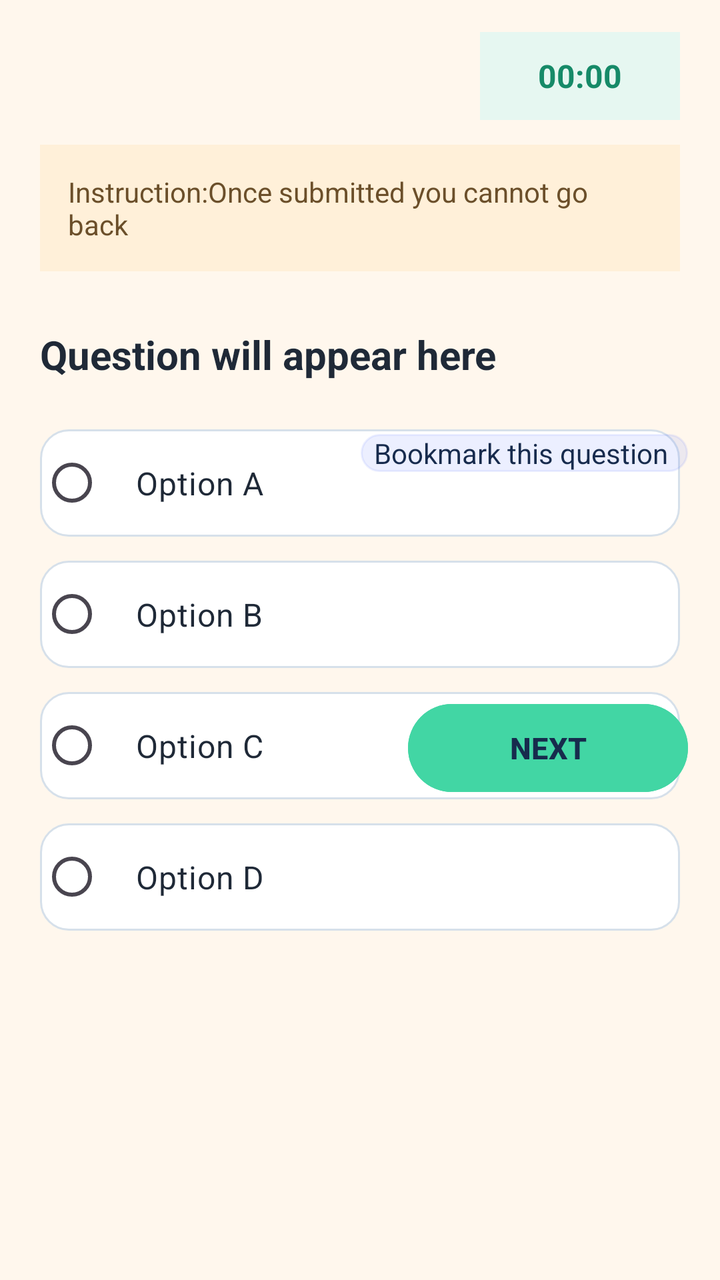
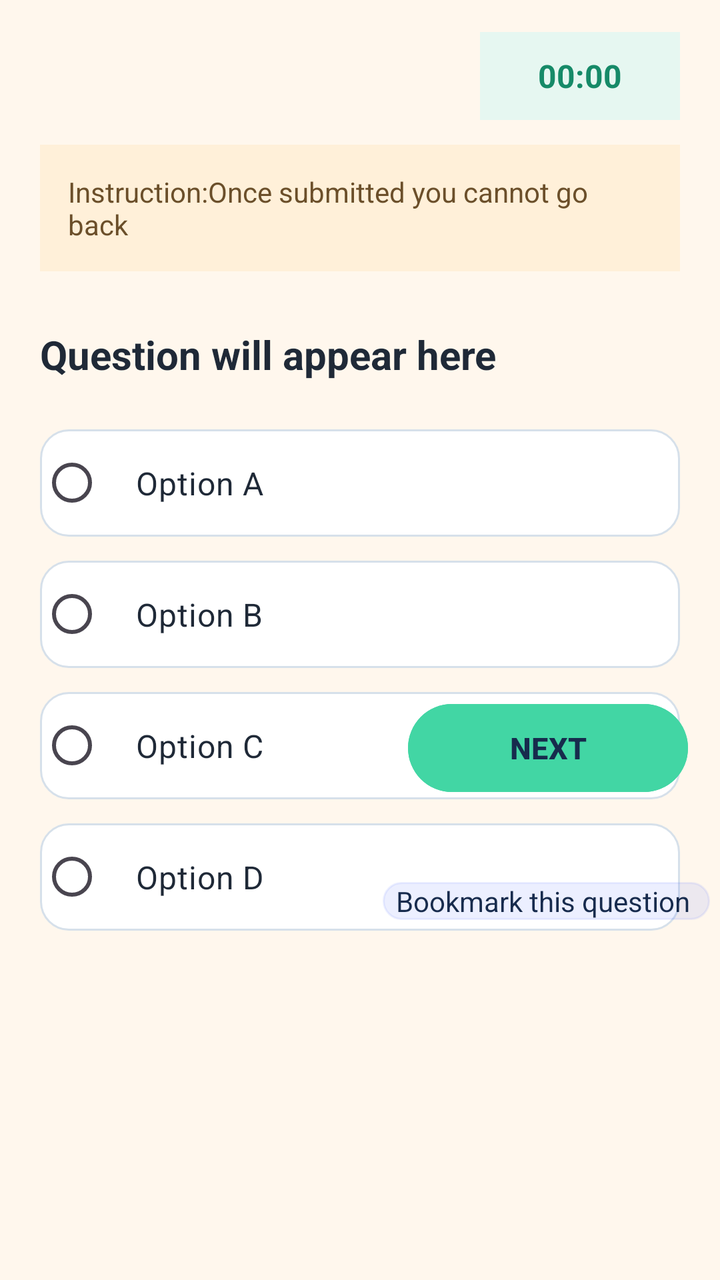

Two renders of the same Android screen: before a commit and after it. Below are the layout's source before the change and the commit's diff.
<!-- AndroidManifest.xml: application theme Theme.PrepMate -->
<!-- res/layout/activity_exam_page.xml -->
<?xml version="1.0" encoding="utf-8"?>
<androidx.constraintlayout.widget.ConstraintLayout
    xmlns:android="http://schemas.android.com/apk/res/android"
    xmlns:app="http://schemas.android.com/apk/res-auto"
    xmlns:tools="http://schemas.android.com/tools"
    android:layout_width="match_parent"
    android:layout_height="match_parent"
    android:background="#FFF7ED">

    
    <TextView
        android:id="@+id/questionNumberText"
        android:layout_width="wrap_content"
        android:layout_height="wrap_content"
        android:layout_marginStart="20dp"
        android:layout_marginTop="24dp"
        android:text=""
        android:textColor="#1F2937"
        android:textSize="18sp"
        android:textStyle="bold"
        app:layout_constraintStart_toStartOf="parent"
        app:layout_constraintTop_toTopOf="parent" />

    
    <TextView
        android:id="@+id/timerText"
        android:layout_width="100dp"
        android:layout_height="44dp"
        android:layout_marginTop="16dp"
        android:layout_marginEnd="20dp"
        android:background="#E6F7F1"
        android:gravity="center"
        android:text="00:00"
        android:textColor="#168A68"
        android:textSize="16sp"
        android:textStyle="bold"
        app:layout_constraintEnd_toEndOf="parent"
        app:layout_constraintTop_toTopOf="parent" />

    
    <TextView
        android:id="@+id/instructionText"
        android:layout_width="0dp"
        android:layout_height="wrap_content"
        android:layout_marginStart="20dp"
        android:layout_marginTop="24dp"
        android:layout_marginEnd="20dp"
        android:background="#FFF0D9"
        android:padding="14dp"
        android:text="Instruction:Once submitted you cannot go back"
        android:textColor="#6B4F2A"
        android:textSize="14sp"
        app:layout_constraintEnd_toEndOf="parent"
        app:layout_constraintStart_toStartOf="parent"
        app:layout_constraintTop_toBottomOf="@id/questionNumberText" />

    
    <TextView
        android:id="@+id/questionText"
        android:layout_width="0dp"
        android:layout_height="wrap_content"
        android:layout_marginStart="20dp"
        android:layout_marginTop="28dp"
        android:layout_marginEnd="20dp"
        android:text="Question will appear here"
        android:textColor="#1F2937"
        android:textSize="20sp"
        android:textStyle="bold"
        app:layout_constraintEnd_toEndOf="parent"
        app:layout_constraintStart_toStartOf="parent"
        app:layout_constraintTop_toBottomOf="@id/instructionText" />

    
    <RadioGroup
        android:id="@+id/optionsGroup"
        android:layout_width="0dp"
        android:layout_height="wrap_content"
        android:layout_marginStart="20dp"
        android:layout_marginTop="24dp"
        android:layout_marginEnd="20dp"
        android:orientation="vertical"
        app:layout_constraintEnd_toEndOf="parent"
        app:layout_constraintStart_toStartOf="parent"
        app:layout_constraintTop_toBottomOf="@id/questionText">

        
        <RadioButton
            android:id="@+id/optionA"
            android:layout_width="match_parent"
            android:layout_height="wrap_content"
            android:background="@drawable/exam_option_background"
            android:buttonTint="#168A68"
            android:padding="16dp"
            android:text="Option A"
            android:textColor="#1F2937"
            android:textSize="16sp" />

        
        <RadioButton
            android:id="@+id/optionB"
            android:layout_width="match_parent"
            android:layout_height="wrap_content"
            android:layout_marginTop="12dp"
            android:background="@drawable/exam_option_background"
            android:buttonTint="#168A68"
            android:padding="16dp"
            android:text="Option B"
            android:textColor="#1F2937"
            android:textSize="16sp" />

        
        <RadioButton
            android:id="@+id/optionC"
            android:layout_width="match_parent"
            android:layout_height="wrap_content"
            android:layout_marginTop="12dp"
            android:background="@drawable/exam_option_background"
            android:buttonTint="#168A68"
            android:padding="16dp"
            android:text="Option C"
            android:textColor="#1F2937"
            android:textSize="16sp" />

        
        <RadioButton
            android:id="@+id/optionD"
            android:layout_width="match_parent"
            android:layout_height="wrap_content"
            android:layout_marginTop="12dp"
            android:background="@drawable/exam_option_background"
            android:buttonTint="#168A68"
            android:padding="16dp"
            android:text="Option D"
            android:textColor="#1F2937"
            android:textSize="16sp" />

    </RadioGroup>

    

    <Button
        android:id="@+id/nextButton"
        android:layout_width="140dp"
        android:layout_height="52dp"
        android:layout_marginEnd="16dp"
        android:layout_marginBottom="240dp"
        android:backgroundTint="#42D6A4"
        android:text="NEXT"
        android:textColor="#172B4D"
        android:textSize="15sp"
        android:textStyle="bold"
        app:layout_constraintBottom_toBottomOf="parent"
        app:layout_constraintEnd_toEndOf="parent" />

    <TextView
        android:id="@+id/textView2"
        android:layout_width="wrap_content"
        android:layout_height="wrap_content"
        android:layout_marginBottom="112dp"
        android:background="@drawable/exam_option_background"
        android:backgroundTint="#172B4DFF"
        android:text="  Bookmark this question   "
        android:textColor="#172B4D"
        app:layout_constraintBottom_toTopOf="@+id/nextButton"
        app:layout_constraintEnd_toEndOf="parent"
        app:layout_constraintHorizontal_bias="0.918"
        app:layout_constraintStart_toStartOf="parent"
        app:layout_constraintTop_toBottomOf="@+id/instructionText"
        app:layout_constraintVertical_bias="1.0" />

</androidx.constraintlayout.widget.ConstraintLayout>
<!-- resources referenced by this layout -->
<resources>
  <!-- drawable exam_option_background (drawable) -->
  <?xml version="1.0" encoding="utf-8"?>
  <shape xmlns:android="http://schemas.android.com/apk/res/android"
      android:shape="rectangle">
  
      <solid android:color="#FFFFFF" />
  
      <stroke
          android:width="1dp"
          android:color="#D6E0EA" />
  
      <corners android:radius="14dp" />
  
  </shape>
  <style name="Theme.PrepMate" parent="Base.Theme.PrepMate" />
  <style name="Base.Theme.PrepMate" parent="Theme.Material3.DayNight.NoActionBar">
          
          
      </style>
</resources>

<!-- the commit's change to res/layout/activity_exam_page.xml (unified diff, before → after) -->
@@ -156,16 +156,15 @@
         android:id="@+id/textView2"
         android:layout_width="wrap_content"
         android:layout_height="wrap_content"
-        android:layout_marginBottom="112dp"
         android:background="@drawable/exam_option_background"
         android:backgroundTint="#172B4DFF"
         android:text="  Bookmark this question   "
         android:textColor="#172B4D"
-        app:layout_constraintBottom_toTopOf="@+id/nextButton"
+        app:layout_constraintBottom_toBottomOf="parent"
         app:layout_constraintEnd_toEndOf="parent"
-        app:layout_constraintHorizontal_bias="0.918"
+        app:layout_constraintHorizontal_bias="0.975"
         app:layout_constraintStart_toStartOf="parent"
-        app:layout_constraintTop_toBottomOf="@+id/instructionText"
-        app:layout_constraintVertical_bias="1.0" />
+        app:layout_constraintTop_toBottomOf="@+id/nextButton"
+        app:layout_constraintVertical_bias="0.185" />
 
 </androidx.constraintlayout.widget.ConstraintLayout>
